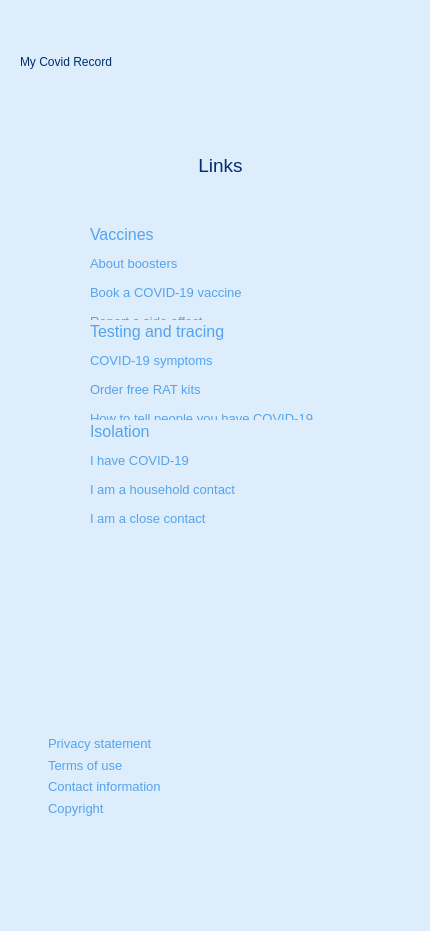
Before: the Qt Designer form userdocuments.ui in Maryrosey15/MyCovidRecord, drawn with Qt 5.
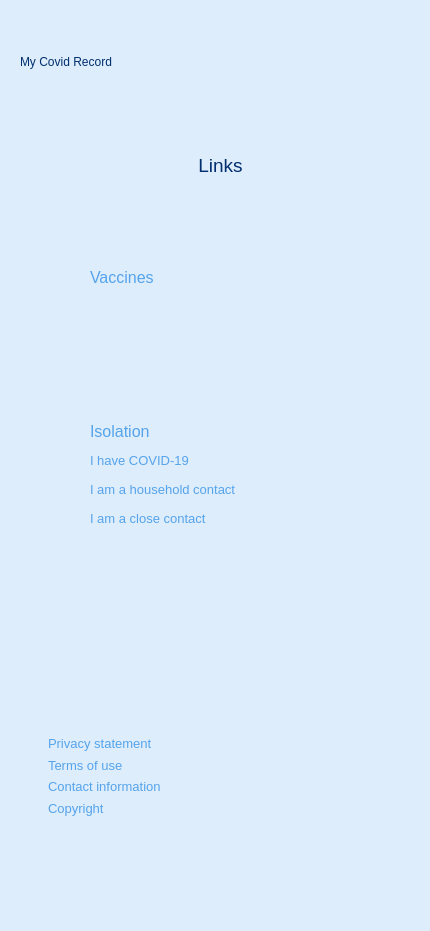
After: the same form once the commit is applied. The open tabs and pages were chosen to show the change. Icons and pictures are not drawn.

What changed in the file:
```diff
--- a/userdocuments.ui
+++ b/userdocuments.ui
@@ -591,95 +591,6 @@
          </property>
          <property name="text">
           <string>&lt;html&gt;&lt;head/&gt;&lt;body&gt;&lt;p&gt;&lt;span style=&quot; font-size:12pt;&quot;&gt;Vaccines&lt;/span&gt;&lt;/p&gt;&lt;/body&gt;&lt;/html&gt;</string>
-         </property>
-        </widget>
-       </item>
-       <item>
-        <widget class="QLabel" name="link_2">
-         <property name="styleSheet">
-          <string notr="true">font: 700 16pt &quot;Fira Sans&quot;;
-color: rgb(85, 163, 235);</string>
-         </property>
-         <property name="text">
-          <string>&lt;html&gt;&lt;head/&gt;&lt;body&gt;&lt;p&gt;&lt;span style=&quot; font-size:10pt; font-weight:400;&quot;&gt;About boosters&lt;/span&gt;&lt;/p&gt;&lt;/body&gt;&lt;/html&gt;</string>
-         </property>
-        </widget>
-       </item>
-       <item>
-        <widget class="QLabel" name="link">
-         <property name="styleSheet">
-          <string notr="true">font: 700 16pt &quot;Fira Sans&quot;;
-color: rgb(85, 163, 235);</string>
-         </property>
-         <property name="text">
-          <string>&lt;html&gt;&lt;head/&gt;&lt;body&gt;&lt;p&gt;&lt;span style=&quot; font-size:10pt; font-weight:400;&quot;&gt;Book a COVID-19 vaccine&lt;/span&gt;&lt;/p&gt;&lt;/body&gt;&lt;/html&gt;</string>
-         </property>
-        </widget>
-       </item>
-       <item>
-        <widget class="QLabel" name="link_3">
-         <property name="styleSheet">
-          <string notr="true">font: 700 16pt &quot;Fira Sans&quot;;
-color: rgb(85, 163, 235);</string>
-         </property>
-         <property name="text">
-          <string>&lt;html&gt;&lt;head/&gt;&lt;body&gt;&lt;p&gt;&lt;span style=&quot; font-size:10pt; font-weight:400;&quot;&gt;Report a side effect&lt;/span&gt;&lt;/p&gt;&lt;/body&gt;&lt;/html&gt;</string>
-         </property>
-        </widget>
-       </item>
-      </layout>
-     </widget>
-     <widget class="QWidget" name="verticalLayoutWidget_2">
-      <property name="geometry">
-       <rect>
-        <x>50</x>
-        <y>130</y>
-        <width>293</width>
-        <height>110</height>
-       </rect>
-      </property>
-      <layout class="QVBoxLayout" name="verticalLayout_2">
-       <item>
-        <widget class="QLabel" name="Heading_3">
-         <property name="styleSheet">
-          <string notr="true">font: 700 16pt &quot;Fira Sans&quot;;
-color: rgb(85, 163, 235);</string>
-         </property>
-         <property name="text">
-          <string>&lt;html&gt;&lt;head/&gt;&lt;body&gt;&lt;p&gt;&lt;span style=&quot; font-size:12pt;&quot;&gt;Testing and tracing&lt;/span&gt;&lt;/p&gt;&lt;/body&gt;&lt;/html&gt;</string>
-         </property>
-        </widget>
-       </item>
-       <item>
-        <widget class="QLabel" name="link_4">
-         <property name="styleSheet">
-          <string notr="true">font: 700 16pt &quot;Fira Sans&quot;;
-color: rgb(85, 163, 235);</string>
-         </property>
-         <property name="text">
-          <string>&lt;html&gt;&lt;head/&gt;&lt;body&gt;&lt;p&gt;&lt;span style=&quot; font-size:10pt; font-weight:400;&quot;&gt;COVID-19 symptoms&lt;/span&gt;&lt;/p&gt;&lt;/body&gt;&lt;/html&gt;</string>
-         </property>
-        </widget>
-       </item>
-       <item>
-        <widget class="QLabel" name="link_5">
-         <property name="styleSheet">
-          <string notr="true">font: 700 16pt &quot;Fira Sans&quot;;
-color: rgb(85, 163, 235);</string>
-         </property>
-         <property name="text">
-          <string>&lt;html&gt;&lt;head/&gt;&lt;body&gt;&lt;p&gt;&lt;span style=&quot; font-size:10pt; font-weight:400;&quot;&gt;Order free RAT kits&lt;/span&gt;&lt;/p&gt;&lt;/body&gt;&lt;/html&gt;</string>
-         </property>
-        </widget>
-       </item>
-       <item>
-        <widget class="QLabel" name="link_6">
-         <property name="styleSheet">
-          <string notr="true">font: 700 16pt &quot;Fira Sans&quot;;
-color: rgb(85, 163, 235);</string>
-         </property>
-         <property name="text">
-          <string>&lt;html&gt;&lt;head/&gt;&lt;body&gt;&lt;p&gt;&lt;span style=&quot; font-size:10pt; font-weight:400;&quot;&gt;How to tell people you have COVID-19&lt;/span&gt;&lt;/p&gt;&lt;/body&gt;&lt;/html&gt;</string>
          </property>
         </widget>
        </item>
```
Left out of the diff: 2 changed lines with no effect on the pictures.
